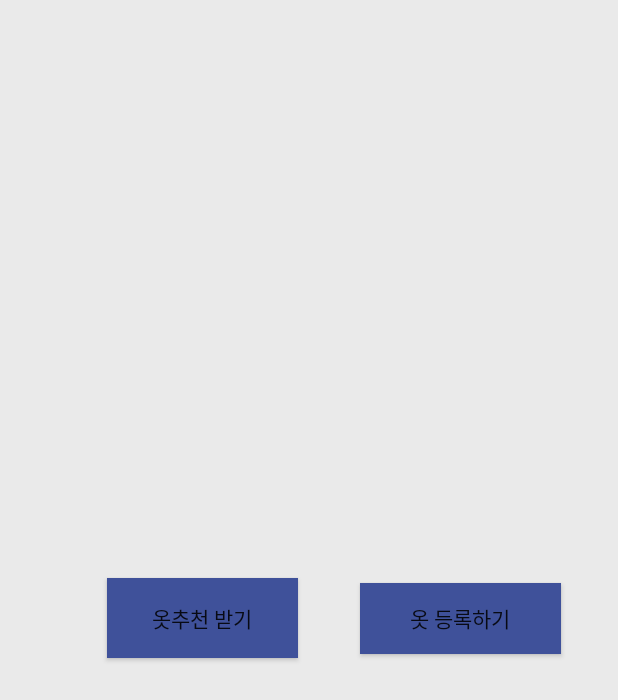
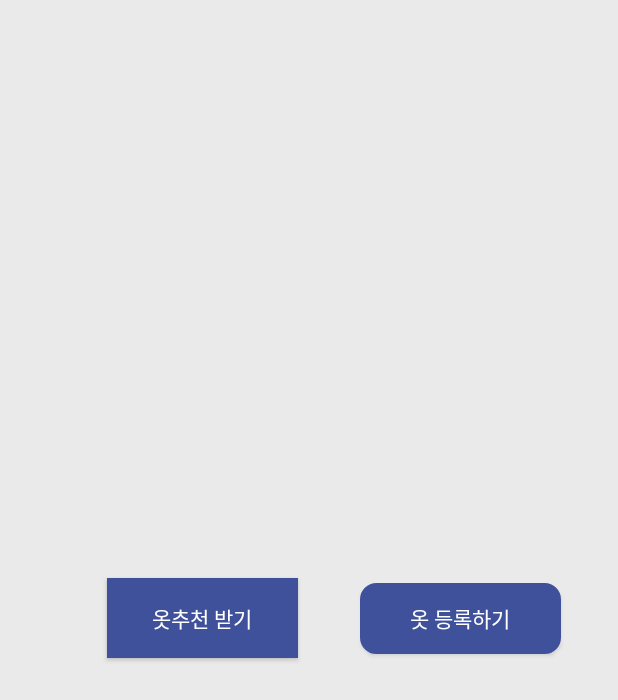
Before and after one commit to SujiKim6/TTT, an Android app: the MainActivity screen opened directly, with no data from a screen before it, on a phone screen of 412 x 824 dp. Shown: the top 700 px of the screen. Run offline under Robolectric (Android 15) with nearby library versions, the phone set to English and light mode, and no system bars; Roboto replaces fonts that are not available here.

Commit message:
no using AddClothes Activity // using MainActivity

```diff
--- a/app/src/main/AndroidManifest.xml
+++ b/app/src/main/AndroidManifest.xml
@@ -2,7 +2,7 @@
 <manifest xmlns:android="http://schemas.android.com/apk/res/android"
     package="com.sujikim.ttt">
 
-    <uses-permission android:name="android.permission.WRITE_EXTERNAL_STORAGE"></uses-permission>
+    <uses-permission android:name="android.permission.WRITE_EXTERNAL_STORAGE" />
 
     <application
         android:allowBackup="true"
@@ -20,7 +20,8 @@
         </activity>
         <activity android:name=".RegisterActivity" />
         <activity android:name=".MainActivity" />
-        <activity android:name=".AddClothesActivity"></activity>
+        <activity android:name=".AddClothesActivity" />
+        <activity android:name=".RecommendActivity"></activity>
     </application>
 
 </manifest>
--- a/app/src/main/java/com/sujikim/ttt/MainActivity.java
+++ b/app/src/main/java/com/sujikim/ttt/MainActivity.java
@@ -2,25 +2,31 @@ package com.sujikim.ttt;
 
 import android.content.DialogInterface;
 import android.content.Intent;
+import android.provider.MediaStore;
 import android.support.v7.app.AlertDialog;
 import android.support.v7.app.AppCompatActivity;
 import android.os.Bundle;
 import android.view.View;
 import android.widget.Button;
+import android.widget.ImageView;
 import android.widget.Toast;
 
 public class MainActivity extends AppCompatActivity {
+
+    ImageView imageView;
+    Button addButton;
 
     @Override
     protected void onCreate(Bundle savedInstanceState) {
         super.onCreate(savedInstanceState);
         setContentView(R.layout.activity_main);
 
-        Button addButton = (Button)findViewById(R.id.addButton);
+        addButton = (Button)findViewById(R.id.addButton);
+        imageView = (ImageView)findViewById(R.id.view);
 
         addButton.setOnClickListener(new View.OnClickListener() {
             @Override
-            public void onClick(View view){
+            public void onClick(final View view){
 
                 AlertDialog.Builder dialog = new AlertDialog.Builder(MainActivity.this);
                 dialog  .setTitle("알림!")
@@ -29,8 +35,14 @@ public class MainActivity extends AppCompatActivity {
                             @Override
                             public void onClick(DialogInterface dialog, int which) {
                                 Toast.makeText(MainActivity.this, "사진을 촬영하세요", Toast.LENGTH_SHORT).show();
-                                Intent addIntent = new Intent(MainActivity.this, AddClothesActivity.class);
-                                MainActivity.this.startActivity(addIntent);
+                                Intent i = new Intent(MediaStore.ACTION_IMAGE_CAPTURE);
+                                startActivityForResult(i, 0);
+
+//                                @Override
+//                                protected void onActivityResult(int requestCode, int resultCode, Intent data) {
+//                                    imageView.setImageURI(data.getData());
+//                                }
+
                             }
                         })
 //                        .setNeutralButton("no", new DialogInterface.OnClickListener(){
@@ -45,9 +57,58 @@ public class MainActivity extends AppCompatActivity {
                                 Toast.makeText(MainActivity.this, "취소하였습니다", Toast.LENGTH_SHORT).show();
                             }
                         });
+
                 dialog.create();
                 dialog.show();
             }
         });
+
     }
+
 }
+
+
+
+
+//public class MainActivity extends AppCompatActivity {
+//
+//    @Override
+//    protected void onCreate(Bundle savedInstanceState) {
+//        super.onCreate(savedInstanceState);
+//        setContentView(R.layout.activity_main);
+//
+//        Button addButton = (Button)findViewById(R.id.addButton);
+//
+//        addButton.setOnClickListener(new View.OnClickListener() {
+//            @Override
+//            public void onClick(View view){
+//
+//                AlertDialog.Builder dialog = new AlertDialog.Builder(MainActivity.this);
+//                dialog  .setTitle("알림!")
+//                        .setMessage("**조끼 입력시 지퍼를 열고 촬영해 주세요**")
+//                        .setPositiveButton("ok", new DialogInterface.OnClickListener(){
+//                            @Override
+//                            public void onClick(DialogInterface dialog, int which) {
+//                                Toast.makeText(MainActivity.this, "사진을 촬영하세요", Toast.LENGTH_SHORT).show();
+//                                Intent addIntent = new Intent(MainActivity.this, AddClothesActivity.class);
+//                                MainActivity.this.startActivity(addIntent);
+//                            }
+//                        })
+////                        .setNeutralButton("no", new DialogInterface.OnClickListener(){
+////                            @Override
+////                            public void onClick(DialogInterface dialog, int which) {
+////                                Toast.makeText(MainActivity.this, "사진을 촬영하세요", Toast.LENGTH_SHORT).show();
+////                            }
+////                        })
+//                        .setNegativeButton("cancle", new DialogInterface.OnClickListener(){
+//                            @Override
+//                            public void onClick(DialogInterface dialog, int which) {
+//                                Toast.makeText(MainActivity.this, "취소하였습니다", Toast.LENGTH_SHORT).show();
+//                            }
+//                        });
+//                dialog.create();
+//                dialog.show();
+//            }
+//        });
+//    }
+//}
--- /dev/null
+++ b/app/src/main/res/drawable/round.xml
@@ -0,0 +1,12 @@
+<?xml version="1.0" encoding="utf-8"?>
+<shape xmlns:android="http://schemas.android.com/apk/res/android"
+    android:shape="rectangle" android:padding="10dp">
+    <solid android:color="#3f519a"/>
+    <corners android:bottomRightRadius="10dp"
+        android:bottomLeftRadius="10dp"
+        android:topLeftRadius="10dp"
+        android:topRightRadius="10dp"/>
+    <stroke android:width="2dp"
+        android:color="#3f519a"
+        />
+</shape>
--- a/app/src/main/res/layout/activity_main.xml
+++ b/app/src/main/res/layout/activity_main.xml
@@ -12,13 +12,15 @@
         android:layout_width="134dp"
         android:layout_height="47dp"
         android:layout_marginBottom="8dp"
+        android:layout_marginRight="38dp"
         android:layout_marginTop="8dp"
-        android:background="#3f519a"
+        android:background="@drawable/round"
         android:text="옷 등록하기"
+        android:textColor="#ffffff"
         app:layout_constraintBottom_toBottomOf="parent"
-        app:layout_constraintTop_toTopOf="parent"
-        android:layout_marginRight="38dp"
-        app:layout_constraintRight_toRightOf="parent" />
+        app:layout_constraintRight_toRightOf="parent"
+        app:layout_constraintTop_toTopOf="parent" />
+    // android:background="#3f519a"
 
     <Button
         android:id="@+id/button2"
@@ -30,6 +32,7 @@
         android:layout_marginTop="8dp"
         android:background="#3f519a"
         android:text="옷추천 받기"
+        android:textColor="#ffffff"
         app:layout_constraintBottom_toBottomOf="parent"
         app:layout_constraintHorizontal_bias="0.652"
         app:layout_constraintLeft_toLeftOf="parent"
```
Also changed, not shown: app/src/main/java/com/sujikim/ttt/RecommendActivity.java (added, +13 -0 lines), app/src/main/res/layout/activity_recommend.xml (added, +9 -0 lines).
